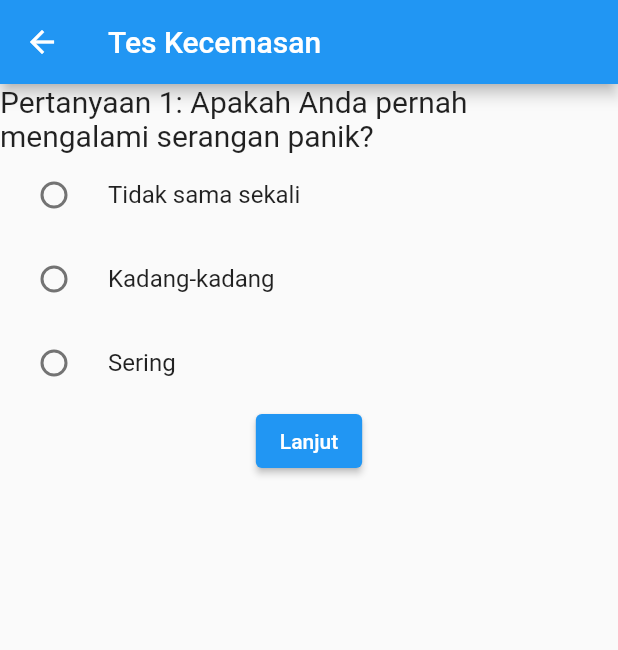
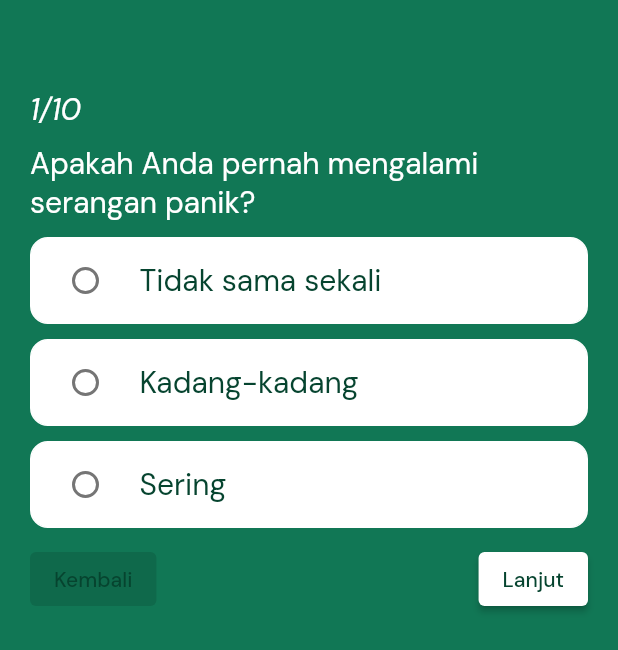
Before and after one commit to NaufalRozan/PanicAttack_App, a Flutter app: the AnxietyTestPage screen opened directly, on a phone screen of 412 x 824 dp. Shown: the top 650 px of the screen. Run offline on Flutter 3.47's test engine with Material 2 defaults, Android fonts, the light colour scheme and no system bars; our stand-ins replace cloud_firestore, firebase_auth, firebase_core, google_fonts; accounts and stored records are empty.

Commit message:
Desain fitur pertanyaan sementara

```diff
--- a/lib/pages/anxiety_test_page.dart
+++ b/lib/pages/anxiety_test_page.dart
@@ -1,6 +1,7 @@
 import 'package:flutter/material.dart';
 import 'package:cloud_firestore/cloud_firestore.dart';
 import 'package:firebase_auth/firebase_auth.dart';
+import 'package:panicattack_app/constans.dart';
 import 'package:panicattack_app/pages/high_anxiety_result_page.dart';
 import 'package:panicattack_app/pages/low_anxiety_result_page.dart';
 import 'package:panicattack_app/pages/mid_anxiety_result_page.dart';
@@ -17,35 +18,58 @@ class _AnxietyTestPageState extends State<AnxietyTestPage> {
   int totalScore = 0; // Skor total dari tes
 
   List<String> questions = [
-    'Pertanyaan 1: Apakah Anda pernah mengalami serangan panik?',
-    'Pertanyaan 2: Apakah serangan panik yang Anda alami terjadi secara tiba-tiba tanpa alasan yang jelas?',
-    'Pertanyaan 3: Apakah Anda merasa takut atau cemas saat menghadapi situasi yang sebelumnya pernah memicu serangan panik?',
-    'Pertanyaan 4: Apakah Anda merasa sulit untuk mengendalikan perasaan takut atau cemas saat mengalami serangan panik?',
-    'Pertanyaan 5: Apakah Anda merasa kesulitan untuk berkomunikasi atau bersosialisasi dengan orang baru karena takut mengalami serangan panik?',
-    'Pertanyaan 6: Apakah Anda merasa khawatir atau cemas secara berlebihan tanpa alasan yang jelas?',
-    'Pertanyaan 7: Apakah Anda merasa kesulitan untuk berkonsentrasi atau sulit tidur karena kecemasan yang Anda alami?',
-    'Pertanyaan 8: Apakah Anda merasa takut atau cemas saat berhadapan dengan objek atau situasi tertentu?',
-    'Pertanyaan 9: Apakah Anda pernah mengalami peristiwa traumatis yang menyebabkan Anda mengalami kecemasan berlebihan?',
-    'Pertanyaan 10: Apakah Anda merasa kesulitan untuk mengendalikan perasaan takut atau cemas yang Anda alami?',
+    'Apakah Anda pernah mengalami serangan panik?',
+    'Apakah serangan panik yang Anda alami terjadi secara tiba-tiba tanpa alasan yang jelas?',
+    'Apakah Anda merasa takut atau cemas saat menghadapi situasi yang sebelumnya pernah memicu serangan panik?',
+    'Apakah Anda merasa sulit untuk mengendalikan perasaan takut atau cemas saat mengalami serangan panik?',
+    'Apakah Anda merasa kesulitan untuk berkomunikasi atau bersosialisasi dengan orang baru karena takut mengalami serangan panik?',
+    'Apakah Anda merasa khawatir atau cemas secara berlebihan tanpa alasan yang jelas?',
+    'Apakah Anda merasa kesulitan untuk berkonsentrasi atau sulit tidur karena kecemasan yang Anda alami?',
+    'Apakah Anda merasa takut atau cemas saat berhadapan dengan objek atau situasi tertentu?',
+    'Apakah Anda pernah mengalami peristiwa traumatis yang menyebabkan Anda mengalami kecemasan berlebihan?',
+    'Apakah Anda merasa kesulitan untuk mengendalikan perasaan takut atau cemas yang Anda alami?',
   ];
 
   @override
   Widget build(BuildContext context) {
     return Scaffold(
-      appBar: AppBar(
-        title: Text('Tes Kecemasan'),
+      backgroundColor: primaryButtonColor,
+      body: Padding(
+        padding: const EdgeInsets.only(top: 60, left: 20, right: 20),
+        child: Column(
+          crossAxisAlignment: CrossAxisAlignment.start,
+          children: [
+            // Jumlah Pertanyaan
+            Text(
+              '${currentQuestion + 1}/${questions.length}',
+              style: whiteTextStyle.copyWith(
+                  fontSize: 20, fontStyle: FontStyle.italic),
             ),
-      body: Column(
-        children: [
+            SizedBox(
+              height: 10,
+            ),
             // Pertanyaan
             Text(
               questions[currentQuestion],
-            style: TextStyle(fontSize: 20),
+              style: whiteTextStyle.copyWith(fontSize: 20),
+            ),
+            SizedBox(
+              height: 10,
             ),
 
             // Pilihan Jawaban
-          RadioListTile(
-            title: Text('Tidak sama sekali'),
+            Container(
+              decoration: BoxDecoration(
+                color: whiteColor,
+                border: Border.all(
+                    color: Colors
+                        .white), // Sesuaikan warna border sesuai kebutuhan
+                borderRadius: BorderRadius.circular(
+                    12), // Sesuaikan radius border sesuai kebutuhan
+              ),
+              child: RadioListTile(
+                title: Text('Tidak sama sekali',
+                    style: textStyle.copyWith(fontSize: 20)),
                 value: 0,
                 groupValue: selectedValues[currentQuestion],
                 onChanged: (value) {
@@ -54,8 +78,19 @@ class _AnxietyTestPageState extends State<AnxietyTestPage> {
                   });
                 },
               ),
-          RadioListTile(
-            title: Text('Kadang-kadang'),
+            ),
+            SizedBox(
+              height: 10,
+            ),
+            Container(
+              decoration: BoxDecoration(
+                color: whiteColor,
+                border: Border.all(color: Colors.white),
+                borderRadius: BorderRadius.circular(12),
+              ),
+              child: RadioListTile(
+                title: Text('Kadang-kadang',
+                    style: textStyle.copyWith(fontSize: 20)),
                 value: 1,
                 groupValue: selectedValues[currentQuestion],
                 onChanged: (value) {
@@ -64,8 +99,18 @@ class _AnxietyTestPageState extends State<AnxietyTestPage> {
                   });
                 },
               ),
-          RadioListTile(
-            title: Text('Sering'),
+            ),
+            SizedBox(
+              height: 10,
+            ),
+            Container(
+              decoration: BoxDecoration(
+                color: whiteColor,
+                border: Border.all(color: Colors.white),
+                borderRadius: BorderRadius.circular(12),
+              ),
+              child: RadioListTile(
+                title: Text('Sering', style: textStyle.copyWith(fontSize: 20)),
                 value: 2,
                 groupValue: selectedValues[currentQuestion],
                 onChanged: (value) {
@@ -73,6 +118,31 @@ class _AnxietyTestPageState extends State<AnxietyTestPage> {
                     selectedValues[currentQuestion] = value;
                   });
                 },
+              ),
+            ),
+            SizedBox(
+              height: 10,
+            ),
+
+            // Tombol Lanjut atau Hitung Skor
+            Row(
+              mainAxisAlignment: MainAxisAlignment.spaceBetween,
+              children: [
+                // Tombol Kembali
+                ElevatedButton(
+                  onPressed: currentQuestion > 0
+                      ? () {
+                          setState(() {
+                            currentQuestion--;
+                          });
+                        }
+                      : null, // Set null jika di soal nomor 1
+                  style: ElevatedButton.styleFrom(
+                    primary:
+                        Colors.white, // Sesuaikan dengan warna yang diinginkan
+                  ),
+                  child: Text('Kembali',
+                  style: textStyle,),
                 ),
 
 // Tombol Lanjut atau Hitung Skor
@@ -93,9 +163,17 @@ class _AnxietyTestPageState extends State<AnxietyTestPage> {
                       moveToResultPage(anxietyLevel);
                     }
                   },
-            child: Text(currentQuestion < 9 ? 'Lanjut' : 'Hitung Skor'),
+                  style: ElevatedButton.styleFrom(
+                    primary:
+                        Colors.white, // Sesuaikan dengan warna yang diinginkan
+                  ),
+                  child: Text(currentQuestion < 9 ? 'Lanjut' : 'Hitung Skor',
+                  style: textStyle,),
                 ),
               ],
+            ),
+          ],
+        ),
       ),
     );
   }
@@ -103,7 +181,8 @@ class _AnxietyTestPageState extends State<AnxietyTestPage> {
   void saveScoreToFirestore(int score, String anxietyLevel) async {
     final currentUser = FirebaseAuth.instance.currentUser;
     if (currentUser != null) {
-    final userDoc = FirebaseFirestore.instance.collection('users').doc(currentUser.uid);
+      final userDoc =
+          FirebaseFirestore.instance.collection('users').doc(currentUser.uid);
 
       await userDoc.set(
         {
@@ -118,7 +197,6 @@ class _AnxietyTestPageState extends State<AnxietyTestPage> {
       print('Tidak ada pengguna saat ini. Gagal menyimpan skor ke Firestore.');
     }
   }
-
 
   String determineAnxietyLevel(int score) {
     if (score >= 0 && score <= 6) {
--- a/lib/pages/home_page.dart
+++ b/lib/pages/home_page.dart
@@ -89,7 +89,7 @@ class _HomePageState extends State<HomePage> {
                         backgroundColor: Color.fromARGB(221, 219, 216, 216),
                         radius: 30,
                         backgroundImage:
-                            AssetImage('lib/assets/images/Oh no-amico (1).png'),
+                            AssetImage('lib/assets/images/Oh no-amico (2).png'),
                       ),
                     ),
                     SizedBox(height: 20.0),
```
Lines whose indentation alone changed are shown as unchanged.
